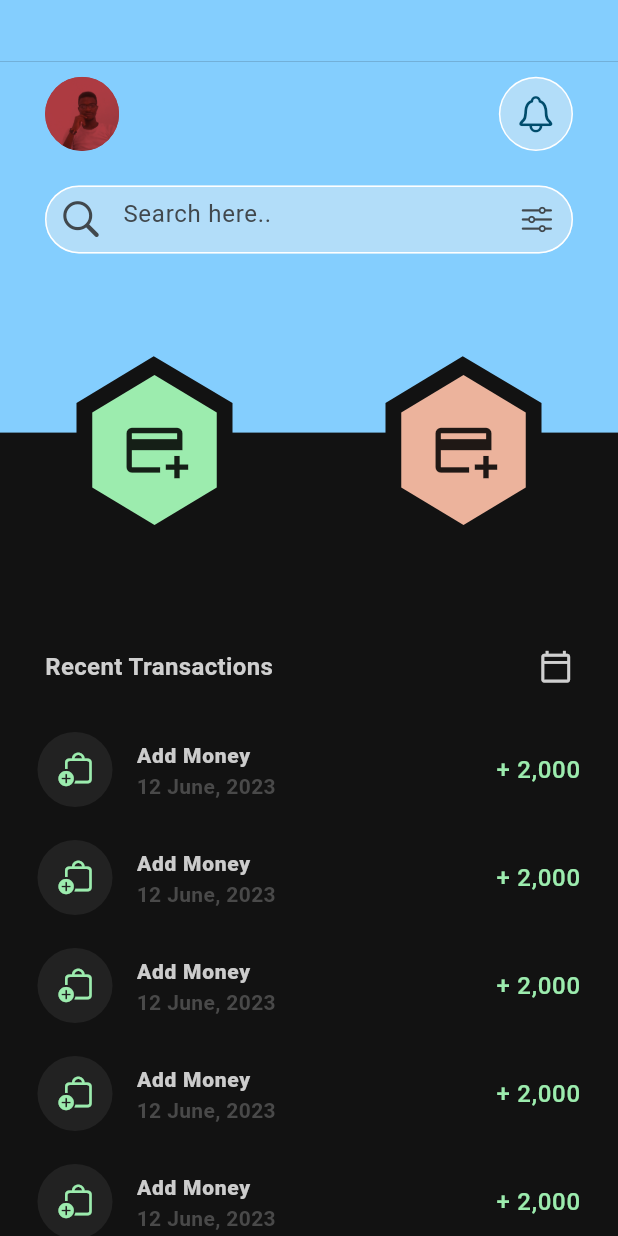
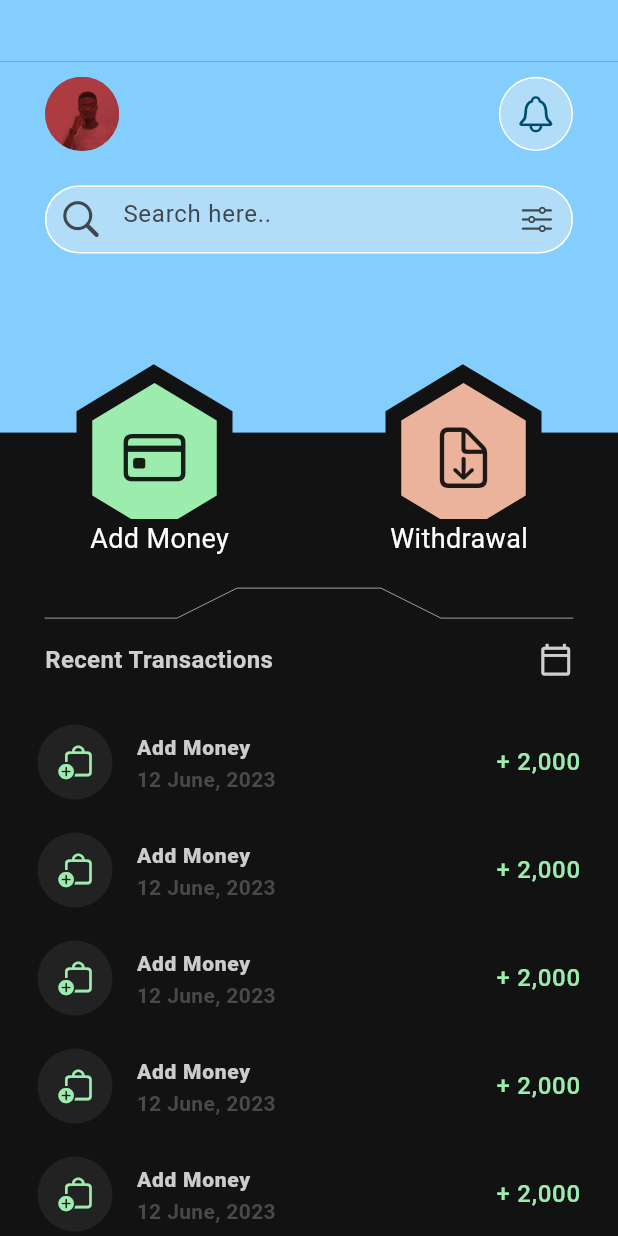
Before and after one commit to kenresoft/stockup_app, a Flutter app: the screen it shows after launch, on a phone screen of 412 x 824 dp. Run offline on Flutter 3.47's test engine with Material 3 defaults, Android fonts, the phone set to English and light mode, and no system bars; our stand-ins replace fl_chart; missing offline and left inert: fontresoft.

Commit message:
Update main.dart and funds_divider_clip.dart

```diff
--- a/lib/main.dart
+++ b/lib/main.dart
@@ -22,7 +22,7 @@ class MyApp extends StatelessWidget {
         package: FontResoft.package,
         highlightColor: Colors.transparent,
         splashColor: Colors.transparent,
-        appBarTheme: AppBarTheme(toolbarHeight: 0)
+        appBarTheme: const AppBarTheme(toolbarHeight: 0)
       ),
       routes: {
         //'/': (context) => const Home(),
--- a/lib/ui/funds.dart
+++ b/lib/ui/funds.dart
@@ -1,6 +1,7 @@
 import 'package:flutter/cupertino.dart';
 import 'package:flutter/material.dart';
 import 'package:stockup_app/shape/funds_clip.dart';
+import 'package:stockup_app/shape/funds_divider_clip.dart';
 import 'package:stockup_app/shape/home_clip_2.dart';
 
 class Funds extends StatefulWidget {
@@ -26,7 +27,7 @@ class _FundsState extends State<Funds> {
               height: height * .05,
             ),
             SizedBox(
-              height: height * .45,
+              height: height * .37,
               child: Stack(
                 children: [
                   /// Background
@@ -34,10 +35,7 @@ class _FundsState extends State<Funds> {
                     top: 0,
                     height: height * .3,
                     width: width,
-                    child: Container(
-                      color: const Color(0xff84CEFE),
-                      //height: 200,
-                    ),
+                    child: Container(color: const Color(0xff84CEFE)),
                   ),
 
                   /// Toolbar
@@ -107,20 +105,38 @@ class _FundsState extends State<Funds> {
                   /// Dashboard Head
                   Positioned(
                     width: width,
-                    top: height * .199,
-                    height: height * .23,
+                    top: height * .2599,
                     child: Row(
-                      mainAxisSize: MainAxisSize.min,
                       crossAxisAlignment: CrossAxisAlignment.center,
                       mainAxisAlignment: MainAxisAlignment.spaceAround,
                       children: [
-                        buildBoardA(const Color(0xff9CECAE)),
-                        buildBoardA(const Color(0xffECB39C)),
+                        buildBoardA(const Color(0xff9CECAE), CupertinoIcons.creditcard),
+                        buildBoardA(const Color(0xffECB39C), CupertinoIcons.arrow_down_doc),
                       ],
                     ),
                   ),
                 ],
               ),
+            ),
+
+            const Padding(
+              padding: EdgeInsets.symmetric(horizontal: 60),
+              child: Row(
+                mainAxisAlignment: MainAxisAlignment.spaceBetween,
+                children: [
+                  Text('Add Money', style: TextStyle(color: Colors.white, fontSize: 18)),
+                  Text('Withdrawal', style: TextStyle(color: Colors.white, fontSize: 18)),
+                ],
+              ),
+            ),
+
+            const SizedBox(height: 20),
+
+            Container(
+              height: 15,
+              width: width,
+              margin: const EdgeInsets.symmetric(horizontal: 30),
+              child: CustomPaint(painter: FundsDividerClip()),
             ),
 
             /// Dashboard Body
@@ -252,14 +268,14 @@ class _FundsState extends State<Funds> {
     );
   }
 
-  Widget buildBoardA(Color bgColor) {
+  Widget buildBoardA(Color bgColor, IconData iconData) {
     return SizedBox(
       width: 83,
       height: 100,
       child: CustomPaint(
         painter: FundsClip(bgColor),
-        child: const Icon(
-          Icons.add_card,
+        child: Icon(
+          iconData,
           size: 45,
         ),
       ),
```
